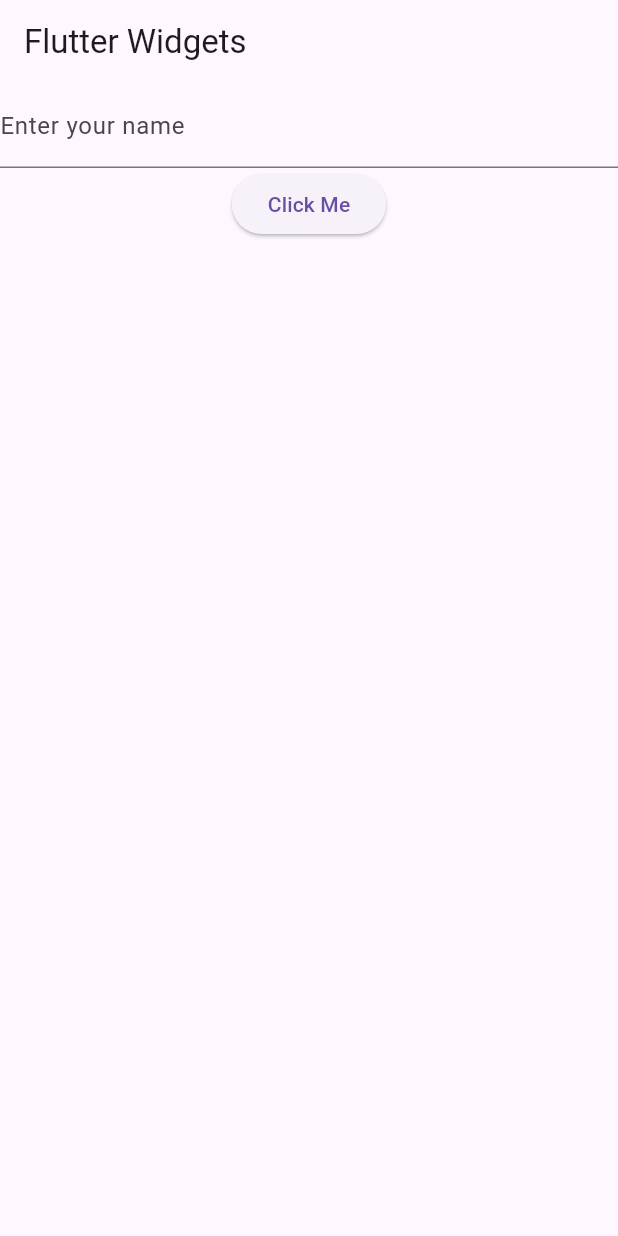
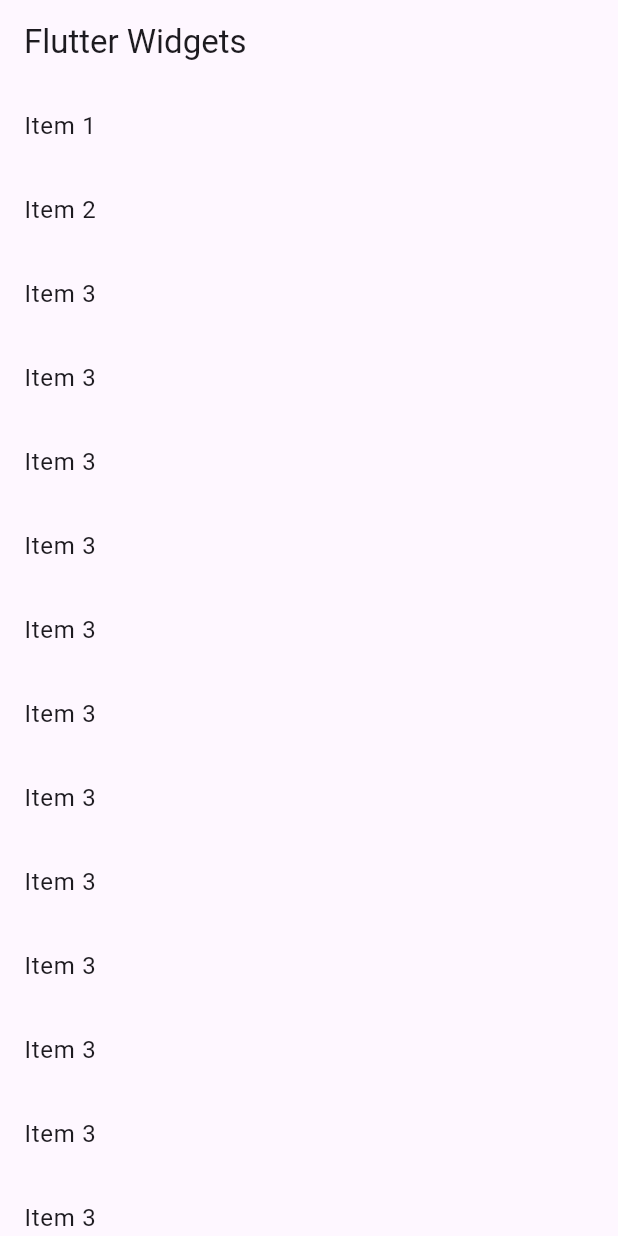
Before and after one commit to Chrysanthus-Jumaa/DART_FLUTTER_WK6_PRACTICAL_SESSION, a Flutter app: the screen it shows after launch, on a phone screen of 412 x 824 dp. Run offline on Flutter 3.47's test engine with Material 3 defaults, Android fonts, the phone set to English and light mode, and no system bars.

Commit message:
Implemented the listview widget

```diff
--- a/lib/main.dart
+++ b/lib/main.dart
@@ -9,8 +9,8 @@
 // DEFINE THE ROOT OF THE APP
 class MyApp extends StatelessWidget {
   // CALLING OUR CLASS CONSTRUCTOR
-  MyApp({super.key});
-  final TextEditingController _controller = TextEditingController();
+  const MyApp({super.key});
+  //final TextEditingController _controller = TextEditingController();
   // BUILD THE ROOT OF OUR APPLICATION
   @override
   Widget build(BuildContext context) {
@@ -19,18 +19,25 @@
       home: Scaffold(
   appBar: AppBar(title: Text("Flutter Widgets")),
   body: Center(
-    child: Column(
+    child: ListView(
   children: [
-    TextField(
-      decoration: InputDecoration(labelText: "Enter your name"),
-      controller: _controller,
-    ),
-    ElevatedButton(
-      onPressed: () {
-        print("Button Pressed! Whatever was entered is ${_controller.text}");
-      },
-      child: Text("Click Me"),
-    ),
+    ListTile(title: Text("Item 1")),
+    ListTile(title: Text("Item 2")),
+    ListTile(title: Text("Item 3")),
+    ListTile(title: Text("Item 3")),
+    ListTile(title: Text("Item 3")),
+    ListTile(title: Text("Item 3")),
+    ListTile(title: Text("Item 3")),
+    ListTile(title: Text("Item 3")),
+    ListTile(title: Text("Item 3")),
+    ListTile(title: Text("Item 3")),
+    ListTile(title: Text("Item 3")),
+    ListTile(title: Text("Item 3")),
+    ListTile(title: Text("Item 3")),
+    ListTile(title: Text("Item 3")),
+    ListTile(title: Text("Item 3")),
+    ListTile(title: Text("Item 3")),
+    ListTile(title: Text("Item 3")),
   ],
 )
   ),
@@ -56,3 +63,19 @@
 //     ),
 //   ],
 // )
+
+// INPUT WIDGETS
+// Column(
+//   children: [
+//     TextField(
+//       decoration: InputDecoration(labelText: "Enter your name"),
+//       controller: _controller,
+//     ),
+//     ElevatedButton(
+//       onPressed: () {
+//         print("Button Pressed! Whatever was entered is ${_controller.text}");
+//       },
+//       child: Text("Click Me"),
+//     ),
+//   ],
+// )
```
